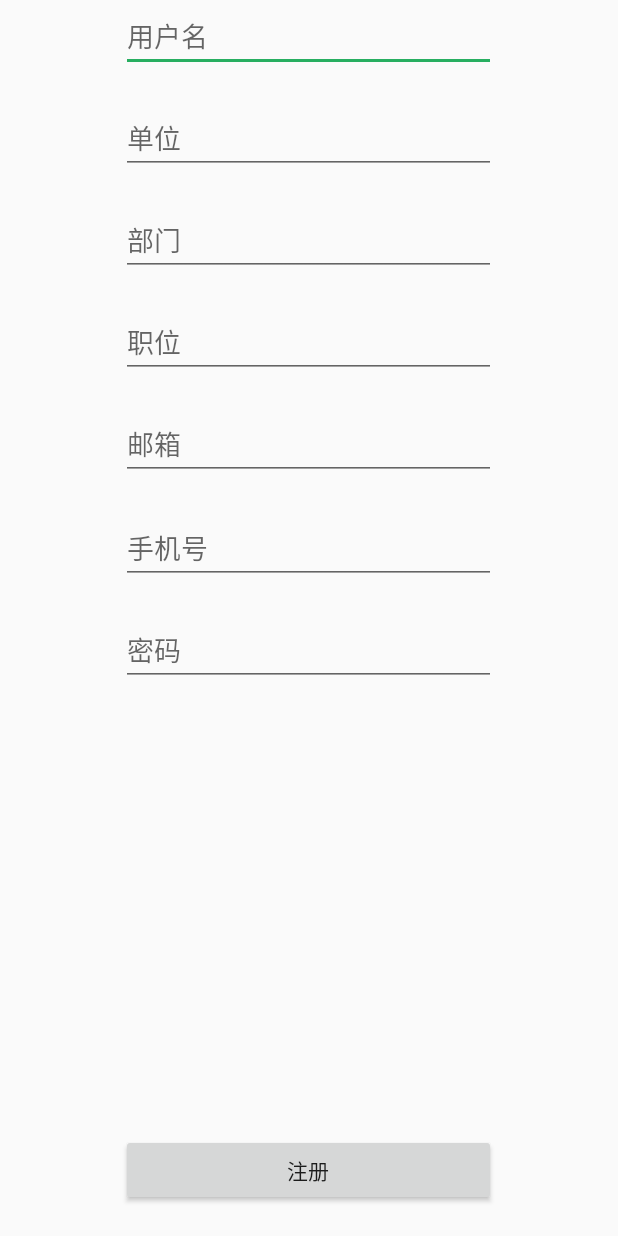
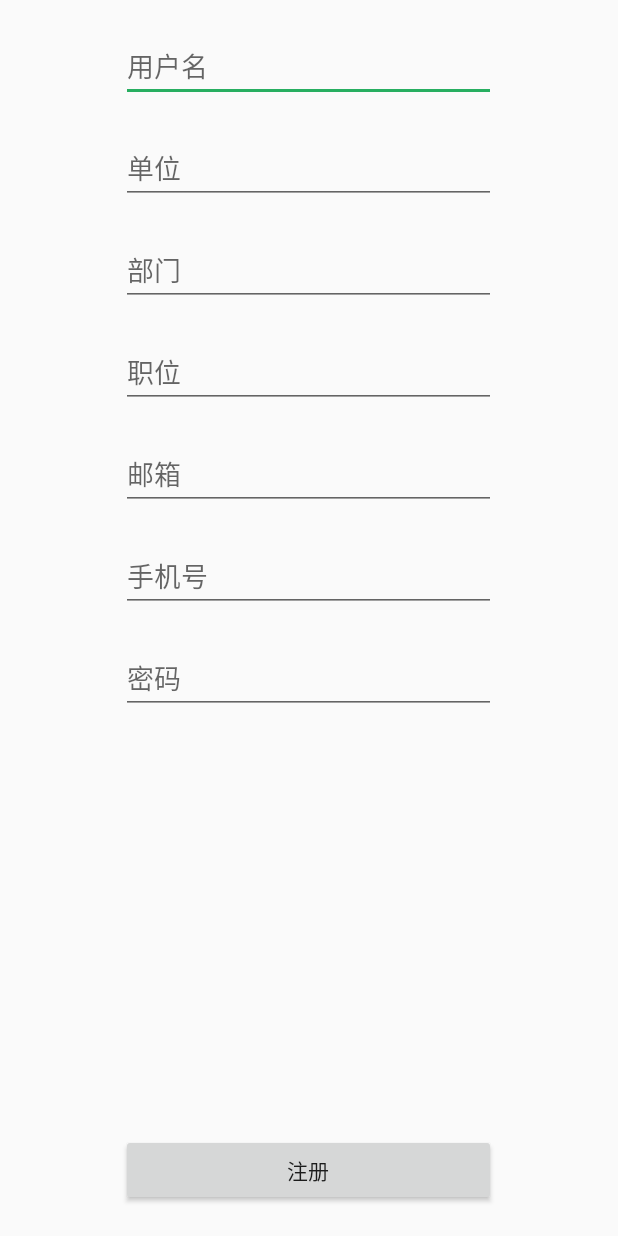
Before and after one commit to sume520/tunnelmonitoring, an Android app: the layout fragment_register.xml on its own in the app's theme, with its tools: preview values and no code run, on a phone screen of 412 x 824 dp. Run offline under Robolectric (Android 15) with nearby library versions, the phone set to English and light mode, and no system bars.

```diff
--- a/app/src/main/java/com/sun/tunnelmonitoring/MainActivity.kt
+++ b/app/src/main/java/com/sun/tunnelmonitoring/MainActivity.kt
@@ -35,7 +35,7 @@ class MainActivity : AppCompatActivity() {
             }
             R.id.navigation_usercenter -> {
                 title="用户中心"
-                supportFragmentManager.inTransaction { replace(R.id.activity_fragment,UserCenterFragment.get()) }
+                supportFragmentManager.inTransaction { replace(R.id.activity_fragment,UserCenterFragment()) }
                 return@OnNavigationItemSelectedListener true
             }
         }
--- a/app/src/main/res/layout/fragment_home.xml
+++ b/app/src/main/res/layout/fragment_home.xml
@@ -132,6 +132,7 @@
             android:background="#58D68D"
             android:layout_width="wrap_content"
             android:layout_height="wrap_content"
+            android:textColor="#FFFFFF"
             android:text="发送文件" />
 
         <!--<Button
--- a/app/src/main/res/layout/fragment_register.xml
+++ b/app/src/main/res/layout/fragment_register.xml
@@ -9,6 +9,7 @@
         android:layout_height="wrap_content"
         android:layout_centerHorizontal="true"
         android:layout_marginBottom="20dp"
+        android:layout_marginTop="20dp"
         android:hint="用户名" />
 
     <EditText
@@ -32,6 +33,7 @@
     <EditText
         android:id="@+id/reg_et_position"
         android:layout_width="250dp"
+        android:layout_marginBottom="20dp"
         android:layout_height="wrap_content"
         android:layout_alignStart="@+id/reg_et_email"
         android:layout_alignLeft="@+id/reg_et_email"
@@ -45,7 +47,7 @@
         android:layout_height="wrap_content"
         android:layout_below="@+id/reg_et_position"
         android:layout_centerHorizontal="true"
-        android:layout_marginTop="20dp"
+        android:layout_marginBottom="20dp"
         android:hint="邮箱" />
 
     <EditText
@@ -54,7 +56,7 @@
         android:layout_height="wrap_content"
         android:layout_below="@+id/reg_et_email"
        android:layout_centerHorizontal="true"
-        android:layout_marginTop="21dp"
+        android:layout_marginBottom="20dp"
         android:hint="手机号" />
 
     <EditText
@@ -63,7 +65,7 @@
         android:layout_height="wrap_content"
         android:layout_below="@+id/reg_et_phonenum"
         android:layout_centerHorizontal="true"
-        android:layout_marginTop="20dp"
+        android:layout_marginBottom="20dp"
         android:hint="密码" />
 
 
```
Also changed, not shown: app/src/main/java/com/sun/tunnelmonitoring/MonitorFragment.kt (+13 -2 lines), app/src/main/java/com/sun/tunnelmonitoring/UserCenterFragment.kt (+7 -1 lines), app/src/main/java/com/sun/tunnelmonitoring/login/LoginFragment.kt (+8 -3 lines), app/src/main/java/com/sun/tunnelmonitoring/netty/server/tcp/TcpServerInitializer.kt (+1 -8 lines).
